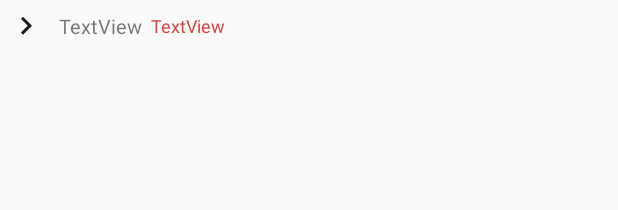
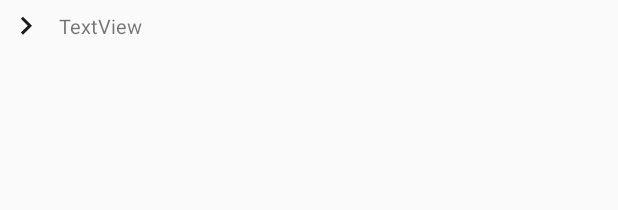
Before and after one commit to skiedflakes/Notes, an Android app: the layout microfilming_title_row.xml on its own in the app's theme, with its tools: preview values and no code run, on a phone screen of 412 x 824 dp. Shown: the top 210 px of the screen. Run offline under Robolectric (Android 15) with nearby library versions, the light colour scheme and no system bars; network calls fail.

Commit message:
Merge branch 'debugging' into aron_debug
# Conflicts:
#	app/src/main/res/values/strings.xml

```diff
--- a/app/src/main/res/layout/microfilming_title_row.xml
+++ b/app/src/main/res/layout/microfilming_title_row.xml
@@ -4,9 +4,15 @@
     android:id="@+id/btn_"
     android:layout_width="match_parent"
     android:layout_height="wrap_content"
-    android:gravity="center|start"
     android:orientation="horizontal"
     android:padding="5dp">
+
+    <LinearLayout
+        android:layout_width="wrap_content"
+        android:layout_height="wrap_content"
+        android:layout_weight="1"
+        android:gravity="center|start"
+        android:orientation="horizontal">
 
         <ImageView
             android:layout_width="wrap_content"
@@ -21,14 +27,6 @@
             android:layout_marginRight="5dp"
             android:text="TextView"
             android:textSize="13sp" />
-
-    <TextView
-        android:id="@+id/txt_amount"
-        android:layout_width="wrap_content"
-        android:layout_height="wrap_content"
-        android:layout_weight="1"
-        android:text="TextView"
-        android:textColor="@color/color_btn_red2"
-        android:textSize="12sp" />
+    </LinearLayout>
 
 </LinearLayout>
```
Also changed, not shown: app/src/main/java/com/wdysolutions/notes/Globals/Micro_Filming/Microfilming_main.java (+11 -8 lines), app/src/main/java/com/wdysolutions/notes/Globals/Micro_Filming/title_adapter.java (+3 -4 lines), app/src/main/res/layout/microfilming_main.xml (+0 -10 lines). Lines whose indentation alone changed are shown as unchanged.
